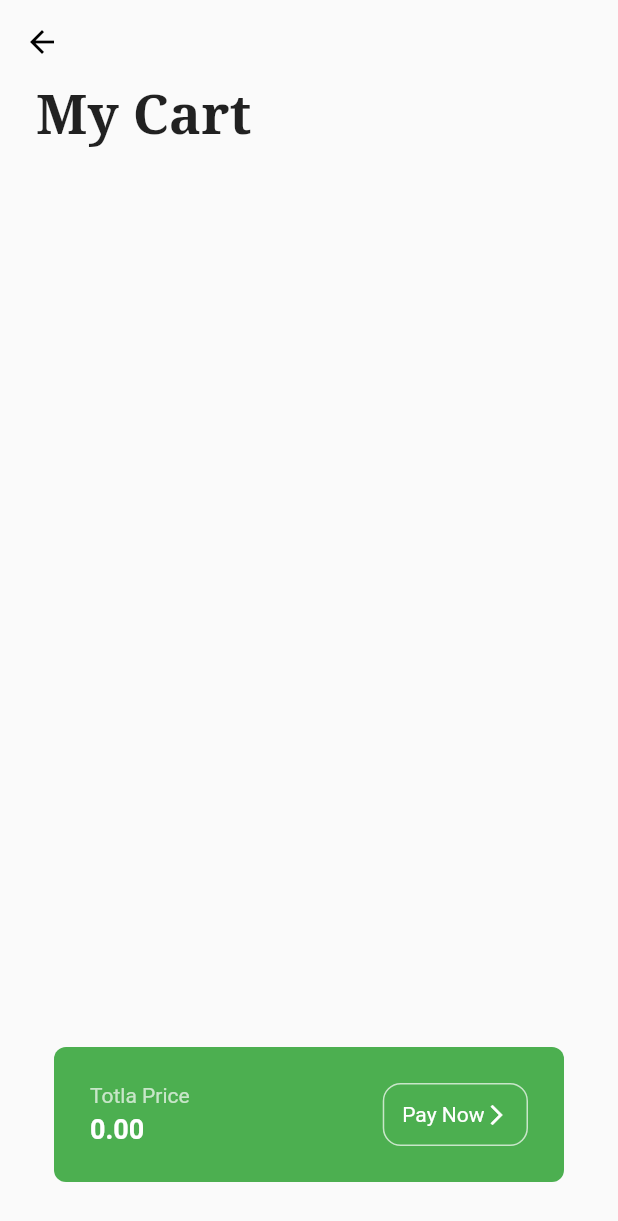
After one commit to CourtlandHillman/Donut_app, a Flutter app: the CartPage screen opened directly, on a phone screen of 412 x 824 dp. The commit adds this screen. Shown: the top 1221 px of the screen. Run offline on Flutter 3.47's test engine with Material 2 defaults, Android fonts, the phone set to English and light mode, and no system bars; our stand-ins replace google_fonts.

Commit message:
Working on card page and count!

```diff
--- /dev/null
+++ b/lib/pages/card_page.dart
@@ -0,0 +1,134 @@
+import 'package:flutter/material.dart';
+import 'package:google_fonts/google_fonts.dart';
+
+import 'package:provider/provider.dart';
+
+import '../util/card_models.dart';
+
+class CartPage extends StatelessWidget {
+  const CartPage({super.key});
+
+  @override
+  Widget build(BuildContext context) {
+    return Scaffold(
+        appBar: AppBar(
+          backgroundColor:Colors.transparent ,
+          elevation: 0,
+          iconTheme: IconThemeData(color: Colors.black),
+        ),
+        body: Consumer<CartModel>(builder: (context, value, child) {
+          return Column(
+            crossAxisAlignment: CrossAxisAlignment.start,
+            children: [
+              Padding(
+              padding: EdgeInsets.symmetric(horizontal: 24.0),
+              child: Text("My Cart",
+             style: GoogleFonts.notoSerif(
+                  fontSize: 36,
+                  fontWeight: FontWeight.bold,
+                ),
+              ),
+            ),
+              Expanded(
+                child: ListView.builder(
+                  itemCount: value.cartItem.length,
+                  padding: EdgeInsets.all(12.0),
+                  itemBuilder: (context, index) {
+                  return Padding(
+                    padding: const EdgeInsets.all(12.0),
+                    child: Container(
+                      decoration: BoxDecoration(
+                        color: Colors.grey[200],
+                        borderRadius: BorderRadius.circular(8)
+                      ),
+                      child: ListTile(
+                        leading: Image.asset(value.cartItem[index][3],
+                        height: 36,
+                        ),
+                        title: Text(value.cartItem[index][0]),
+                        subtitle: Text('\$'+value.cartItem[index][1]),
+                        trailing: IconButton(
+                          icon: Icon(Icons.cancel),
+                      onPressed: () =>
+                      Provider.of<CartModel>(context, listen: false)
+                                      .removeItemFromCart(index),
+                      ),
+                    ),
+                  ),);
+                }),
+              ),
+
+              // total + pay now
+              Padding(
+                padding: const EdgeInsets.all(36.0),
+                child: Container(
+                  decoration: BoxDecoration(
+                    color: Colors.green,
+                    borderRadius: BorderRadius.circular(8),
+                  ),
+                  padding: EdgeInsets.all(24.0),
+                  child: Row(
+                    mainAxisAlignment: MainAxisAlignment.spaceBetween,
+                    children: [
+                      Column(
+                        crossAxisAlignment: CrossAxisAlignment.start,
+                        children: [
+                          Text(
+                            "Totla Price",
+                            style: TextStyle(
+                              color: Colors.green[100],
+                            ),
+                          ),
+
+                          const SizedBox(
+                            height: 4,
+                          ),
+
+                          Text(value.calculateTotal(),
+                          style: TextStyle(
+                              color: Colors.white,
+                              fontSize: 18,
+                              fontWeight: FontWeight.bold,
+
+
+                             ),
+                            ),
+                        ],
+                      ),
+
+                      Container(
+                        decoration: BoxDecoration(
+                          border: Border.all(
+                            color: Colors.green.shade100, ),
+                            borderRadius: BorderRadius.circular(12),
+                        ),
+                        padding: EdgeInsets.all(12),
+                        child:Row(
+                          children: const [
+                            Text(
+                              "Pay Now",
+                              style: TextStyle(
+                                color: Colors.white,
+                              ),
+                              ),
+                              Icon(
+                                Icons.arrow_forward_ios,
+                                size: 16,
+                                color: Colors.white,
+
+                              ),
+                          ],
+                        ) ,
+
+                      ),
+                    ],
+                  )
+                ),
+              ),
+            ],
+          );
+         }
+        ),
+      );
+  }
+}
--- a/lib/util/burger_tile.dart
+++ b/lib/util/burger_tile.dart
@@ -10,7 +10,7 @@ class BurgerTile extends StatelessWidget {
   required this.burgerFlavor,
   required this.burgerPrice,
   required this.burgerColor,
-  required this.burgerImageName,
+  required this.burgerImageName
   });
 
   @override
--- /dev/null
+++ b/lib/util/card_models.dart
@@ -0,0 +1,57 @@
+import 'package:flutter/material.dart';
+import 'package:flutter/widgets.dart';
+
+class CartModel extends ChangeNotifier {
+  // list item's
+  final List _shopItems = [
+    //[itemName , itemPrice , itemPath , color]
+
+    ["BigBoy", "4.50", Colors.brown, "lib/images/burger_bigboy.png"],
+    ["Chicken", "3.50", Colors.orange, "lib/images/burger_chicken.png"],
+    ["Classic ", "4.00", Colors.red, "lib/images/burger_classic.png"],
+    ["Cheezy", "4.50", Colors.yellow, "lib/images/burger_chees.png"],
+    ["Ice Cream", "2.50", Colors.blue, "lib/images/icecream_donut.png"],
+    ["Strawberry", "3.50", Colors.red, "lib/images/strawberry_donut.png"],
+    ["Grape Ape ", "3.00", Colors.deepPurple, "lib/images/grape_donut.png"],
+    ["Choco", "2.50", Colors.brown, "lib/images/chocolate_donut.png"],
+    ["Classic", "4.50", Colors.brown, "lib/images/pancake.png"],
+    ["Cream", "3.50", Colors.pink, "lib/images/pancake_cream.png"],
+    ["Honey ", "4.00", Colors.yellow, "lib/images/pancake_honey.png"],
+    ["Berrys", "4.50", Colors.purple, "lib/images/pancake_berrys.png"],
+    ["Cheezy", "7.50", Colors.yellow, "lib/images/pizza_cheez.png"],
+    ["Classic", "6.50", Colors.brown, "lib/images/pizza_classic.png"],
+    ["Tomato ", "8.00", Colors.red, "lib/images/pizza_tomato.png"],
+    ["Vegan", "5.50", Colors.green, "lib/images/pizza_tomato.png"],
+    ["Carrot", "2.50", Colors.orange, "lib/images/carrot.png"],
+    ["Apple", "1.50", Colors.red, "lib/images/apple.png"],
+    ["Grapefruit ", "2.00", Colors.purple, "lib/images/grapefruit.png"],
+    ["Strawberry", "2.50", Colors.pink, "lib/images/strawberry.png"],
+  ];
+
+  List _cartItem = [];
+
+  get shopItems => _shopItems;
+
+  get cartItem => _cartItem;
+
+  //add item to cart
+  void addItemToCart(int index) {
+    _cartItem.add(_shopItems[index]);
+    notifyListeners();
+  }
+
+  //remove items from the cart
+  void removeItemFromCart(int index) {
+    _cartItem.removeAt(index);
+    notifyListeners();
+  }
+  //calculate total price
+
+  String calculateTotal() {
+    double totalPrice = 0;
+    for (int i = 0; i < _cartItem.length; i++) {
+      totalPrice += double.parse(_cartItem[i][1]);
+    }
+    return totalPrice.toStringAsFixed(2);
+  }
+}
--- a/lib/util/donut_tile.dart
+++ b/lib/util/donut_tile.dart
@@ -86,7 +86,9 @@ class DonutTile extends StatelessWidget {
                   ),
                   Icon(Icons.add,
                   color: Colors.grey[800],
+
                   ),
+
                 ],
               ),
             )
--- a/pubspec.yaml
+++ b/pubspec.yaml
@@ -7,6 +7,8 @@ environment:
   sdk: '>=3.0.5 <4.0.0'
 
 dependencies:
+  google_fonts: ^5.1.0
+  provider: ^6.0.5
   flutter:
     sdk: flutter
 
```
Also changed, not shown: lib/pages/home_page.dart (+22 -3 lines), lib/util/adding_to_card.dart (added, +44 -0 lines), pubspec.lock, 1 other file.
